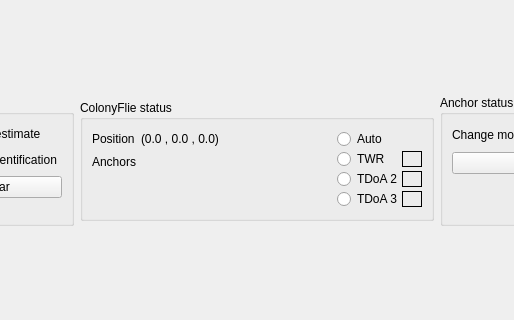
Qt form src/cfclient/ui/tabs/locopositioning_tab.ui (walz6800/crazyflie-clients-python) before a commit; both pictures show x 94 to 608 and y 224 to 544 of the 1348 by 770 pixel window.
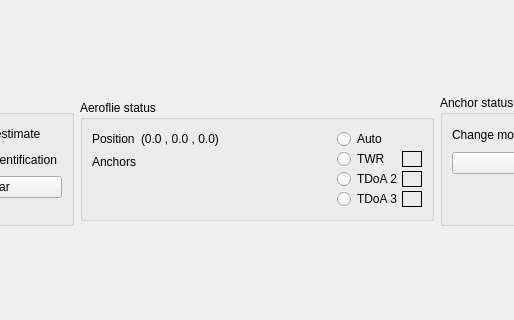
The same form after that commit.

```diff
--- a/src/cfclient/ui/tabs/locopositioning_tab.ui
+++ b/src/cfclient/ui/tabs/locopositioning_tab.ui
@@ -101,7 +101,7 @@
             </sizepolicy>
            </property>
            <property name="title">
-            <string>ColonyFlie status</string>
+            <string>Aeroflie status</string>
            </property>
            <property name="alignment">
             <set>Qt::AlignLeading|Qt::AlignLeft|Qt::AlignTop</set>
```
